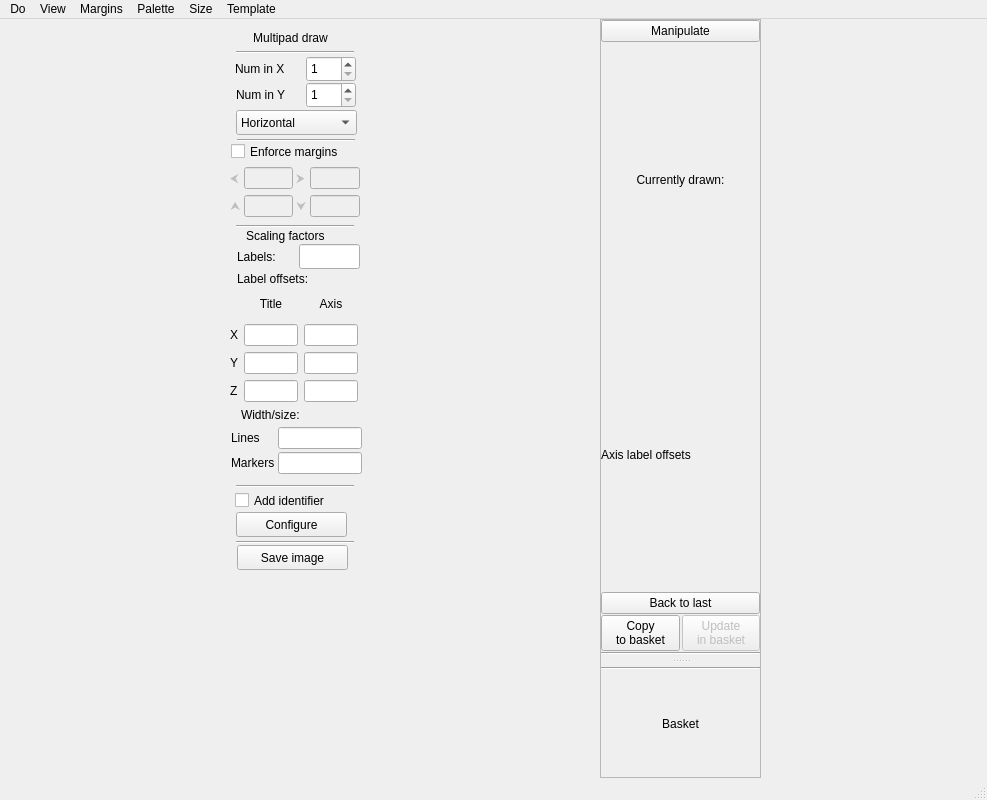
The window that ants3bundle/src/ants3/gui/graph/agraphwindow.ui (andrmor/ANTS3bundle) describes before a commit, drawn with Qt 5.
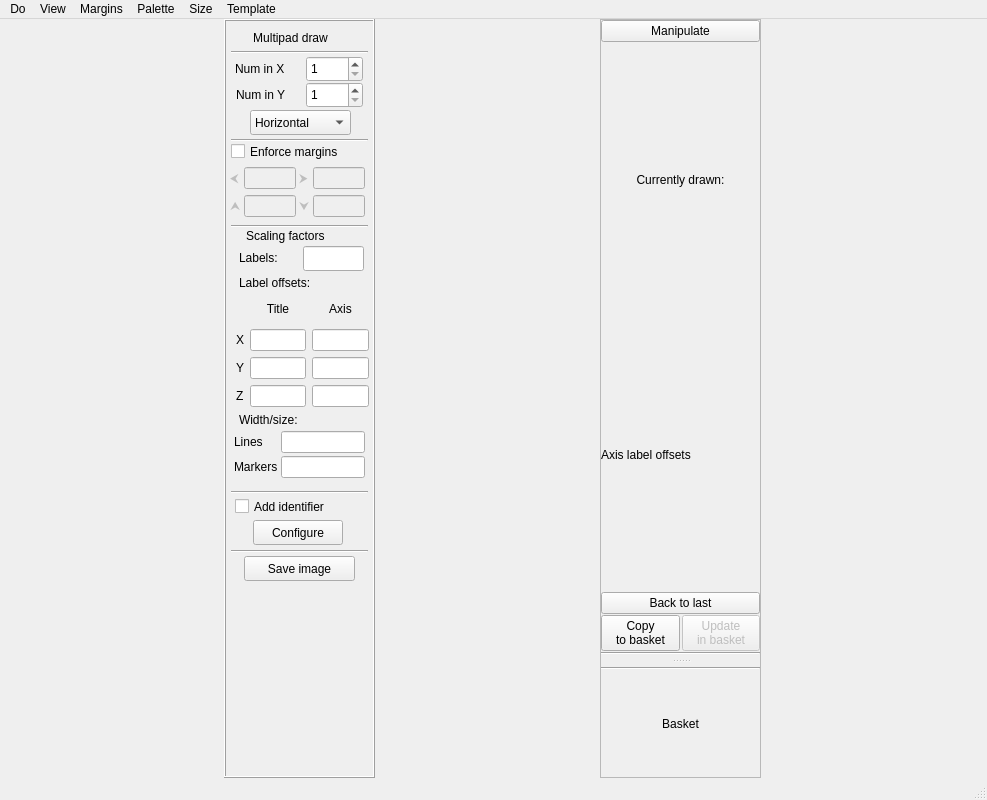
The same window after the commit.

```diff
--- a/ants3bundle/src/ants3/gui/graph/agraphwindow.ui
+++ b/ants3bundle/src/ants3/gui/graph/agraphwindow.ui
@@ -51,7 +51,7 @@
        </size>
       </property>
       <property name="frameShape">
-       <enum>QFrame::Shape::NoFrame</enum>
+       <enum>QFrame::Shape::Box</enum>
       </property>
       <property name="frameShadow">
        <enum>QFrame::Shadow::Raised</enum>
@@ -61,10 +61,13 @@
         <rect>
          <x>2</x>
          <y>1</y>
-         <width>151</width>
+         <width>145</width>
          <height>741</height>
         </rect>
        </property>
+       <property name="frameShape">
+        <enum>QFrame::Shape::NoFrame</enum>
+       </property>
        <property name="currentIndex">
         <number>1</number>
        </property>
@@ -838,7 +841,7 @@
           <rect>
            <x>80</x>
            <y>36</y>
-           <width>50</width>
+           <width>57</width>
            <height>26</height>
           </rect>
          </property>
@@ -851,7 +854,7 @@
           <rect>
            <x>80</x>
            <y>62</y>
-           <width>50</width>
+           <width>57</width>
            <height>26</height>
           </rect>
          </property>
@@ -909,9 +912,9 @@
         <widget class="Line" name="line_3">
          <property name="geometry">
           <rect>
-           <x>11</x>
+           <x>5</x>
            <y>117</y>
-           <width>118</width>
+           <width>137</width>
            <height>7</height>
           </rect>
          </property>
@@ -922,9 +925,9 @@
         <widget class="Line" name="line_20">
          <property name="geometry">
           <rect>
-           <x>10</x>
+           <x>5</x>
            <y>29</y>
-           <width>118</width>
+           <width>137</width>
            <height>7</height>
           </rect>
          </property>
@@ -958,7 +961,7 @@
           <rect>
            <x>4</x>
            <y>144</y>
-           <width>130</width>
+           <width>135</width>
            <height>61</height>
           </rect>
          </property>
@@ -1029,9 +1032,9 @@
         <widget class="Line" name="line_21">
          <property name="geometry">
           <rect>
-           <x>10</x>
+           <x>5</x>
            <y>203</y>
-           <width>118</width>
+           <width>137</width>
            <height>7</height>
           </rect>
          </property>
@@ -1060,9 +1063,9 @@
         <widget class="Line" name="line_22">
          <property name="geometry">
           <rect>
-           <x>10</x>
-           <y>519</y>
-           <width>118</width>
+           <x>5</x>
+           <y>528</y>
+           <width>137</width>
            <height>7</height>
           </rect>
          </property>
@@ -1073,8 +1076,8 @@
         <widget class="QLineEdit" name="ledMultScaleLabels">
          <property name="geometry">
           <rect>
-           <x>73</x>
-           <y>224</y>
+           <x>77</x>
+           <y>226</y>
            <width>61</width>
            <height>25</height>
           </rect>
@@ -1083,9 +1086,9 @@
         <widget class="Line" name="line_23">
          <property name="geometry">
           <rect>
-           <x>10</x>
-           <y>463</y>
-           <width>118</width>
+           <x>5</x>
+           <y>469</y>
+           <width>137</width>
            <height>7</height>
           </rect>
          </property>
@@ -1096,9 +1099,9 @@
         <widget class="QComboBox" name="cobXYorYX">
          <property name="geometry">
           <rect>
-           <x>10</x>
+           <x>24</x>
            <y>90</y>
-           <width>121</width>
+           <width>101</width>
            <height>25</height>
           </rect>
          </property>
@@ -1117,7 +1120,7 @@
          <property name="geometry">
           <rect>
            <x>9</x>
-           <y>469</y>
+           <y>475</y>
            <width>121</width>
            <height>23</height>
           </rect>
@@ -1134,8 +1137,8 @@
         <widget class="QLabel" name="label_31">
          <property name="geometry">
           <rect>
-           <x>11</x>
-           <y>228</y>
+           <x>13</x>
+           <y>229</y>
            <width>50</width>
            <height>17</height>
           </rect>
@@ -1147,8 +1150,8 @@
         <widget class="QLabel" name="label_42">
          <property name="geometry">
           <rect>
-           <x>11</x>
-           <y>250</y>
+           <x>13</x>
+           <y>254</y>
            <width>121</width>
            <height>17</height>
           </rect>
@@ -1160,8 +1163,8 @@
         <widget class="QLabel" name="label_47">
          <property name="geometry">
           <rect>
-           <x>15</x>
-           <y>386</y>
+           <x>13</x>
+           <y>391</y>
            <width>91</width>
            <height>17</height>
           </rect>
@@ -1173,9 +1176,9 @@
         <widget class="QPushButton" name="pbMultiConfigureIdentifier">
          <property name="geometry">
           <rect>
-           <x>10</x>
-           <y>492</y>
-           <width>111</width>
+           <x>27</x>
+           <y>500</y>
+           <width>90</width>
            <height>25</height>
           </rect>
          </property>
@@ -1186,9 +1189,9 @@
         <widget class="QWidget" name="layoutWidget">
          <property name="geometry">
           <rect>
-           <x>4</x>
-           <y>270</y>
-           <width>128</width>
+           <x>10</x>
+           <y>275</y>
+           <width>133</width>
            <height>112</height>
           </rect>
          </property>
@@ -1257,10 +1260,10 @@
         <widget class="QWidget" name="layoutWidget">
          <property name="geometry">
           <rect>
-           <x>5</x>
-           <y>407</y>
+           <x>8</x>
+           <y>411</y>
            <width>131</width>
-           <height>61</height>
+           <height>58</height>
           </rect>
          </property>
          <layout class="QFormLayout" name="formLayout">
@@ -1295,8 +1298,8 @@
         <widget class="QPushButton" name="pushButton">
          <property name="geometry">
           <rect>
-           <x>11</x>
-           <y>525</y>
+           <x>18</x>
+           <y>536</y>
            <width>111</width>
            <height>25</height>
           </rect>
```
Left out of the diff: 13 changed lines with no effect on the pictures.
